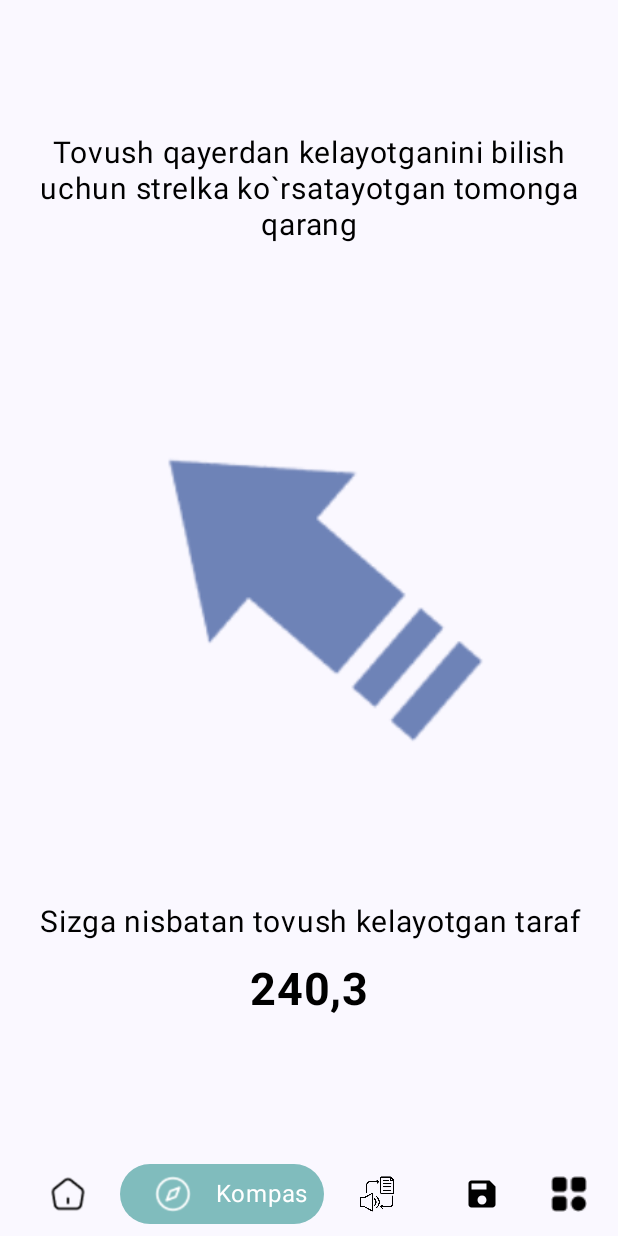
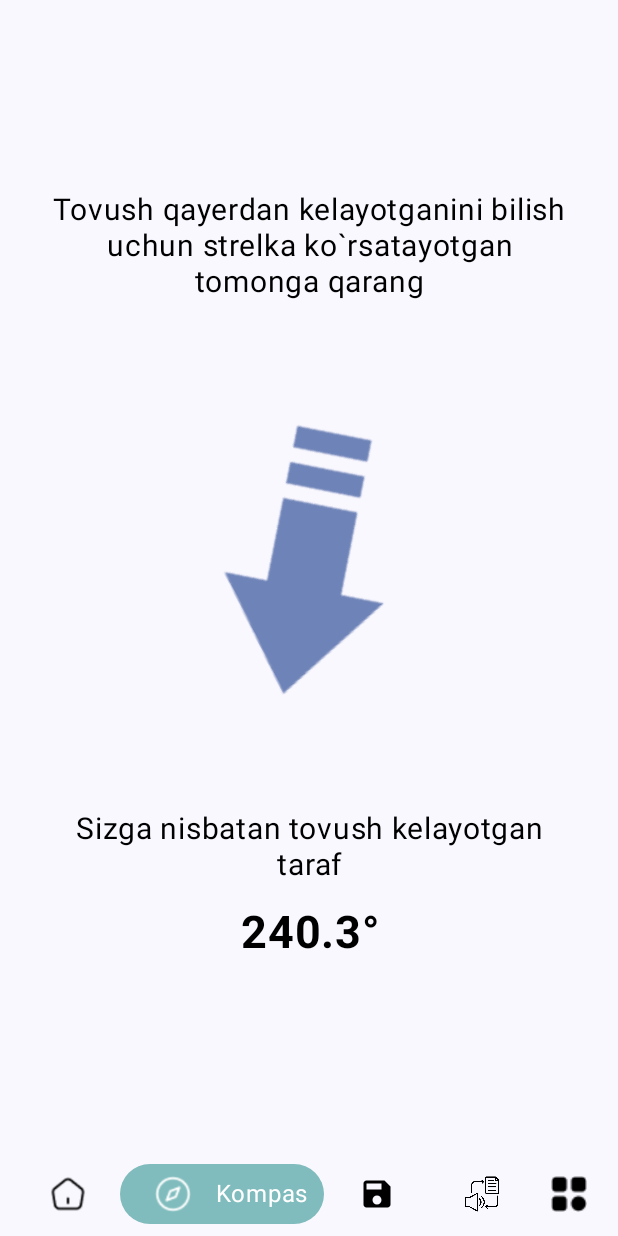
Before and after one commit to worldadiloffs/SOSopen, an Android app built with Jetpack Compose: the MainView screen opened through its navigation route, after a tap on "Kompas", on a phone screen of 412 x 824 dp. Run offline under Robolectric (Android 15) with nearby library versions, the phone set to English and light mode, and no system bars; 2 other taps on this screen came first.

Commit message:
last edit

```diff
--- a/app/src/main/AndroidManifest.xml
+++ b/app/src/main/AndroidManifest.xml
@@ -2,6 +2,9 @@
 <manifest xmlns:android="http://schemas.android.com/apk/res/android"
     xmlns:tools="http://schemas.android.com/tools">
     <uses-permission android:name="android.permission.RECORD_AUDIO" />
+    <uses-permission android:name="android.permission.ACCESS_FINE_LOCATION" />
+    <uses-feature android:name="android.hardware.sensor.accelerometer" />
+    <uses-feature android:name="android.hardware.sensor.compass" />
 
     <application
         android:allowBackup="true"
--- a/app/src/main/java/uz/itschool/sos/screens/compass/CompassView.kt
+++ b/app/src/main/java/uz/itschool/sos/screens/compass/CompassView.kt
@@ -2,9 +2,9 @@ package uz.itschool.sos.screens.compass
 
 import androidx.compose.runtime.Composable
 import androidx.navigation.NavController
-import uz.itschool.sos.screens.loc_arrow.ArrowLoc
+import uz.itschool.sos.screens.loc_arrow.LocArrowView
 
 @Composable
 fun CompassView(navController: NavController) {
-    ArrowLoc()
+    LocArrowView()
 }
--- /dev/null
+++ b/app/src/main/java/uz/itschool/sos/screens/loc_arrow/CompassSensorManager.kt
@@ -0,0 +1,53 @@
+package uz.itschool.sos.screens.loc_arrow
+
+import android.content.Context
+import android.hardware.Sensor
+import android.hardware.SensorEvent
+import android.hardware.SensorEventListener
+import android.hardware.SensorManager
+import androidx.lifecycle.LiveData
+import androidx.lifecycle.MutableLiveData
+
+class CompassSensorManager(context: Context) : SensorEventListener {
+    private val sensorManager = context.getSystemService(Context.SENSOR_SERVICE) as SensorManager
+    private val accelerometer = sensorManager.getDefaultSensor(Sensor.TYPE_ACCELEROMETER)
+    private val magnetometer = sensorManager.getDefaultSensor(Sensor.TYPE_MAGNETIC_FIELD)
+
+    private val _azimuth = MutableLiveData<Float>()
+    val azimuth: LiveData<Float> = _azimuth
+
+    private var gravity = FloatArray(3)
+    private var geomagnetic = FloatArray(3)
+    private val rotationMatrix = FloatArray(9)
+    private val orientation = FloatArray(3)
+
+    fun start() {
+        sensorManager.registerListener(this, accelerometer, SensorManager.SENSOR_DELAY_UI)
+        sensorManager.registerListener(this, magnetometer, SensorManager.SENSOR_DELAY_UI)
+    }
+
+    fun stop() {
+        sensorManager.unregisterListener(this)
+    }
+
+    override fun onSensorChanged(event: SensorEvent) {
+        when (event.sensor.type) {
+            Sensor.TYPE_ACCELEROMETER -> gravity = event.values.clone()
+            Sensor.TYPE_MAGNETIC_FIELD -> geomagnetic = event.values.clone()
+        }
+
+        if (gravity != null && geomagnetic != null) {
+            val success = SensorManager.getRotationMatrix(
+                rotationMatrix, null, gravity, geomagnetic
+            )
+            if (success) {
+                SensorManager.getOrientation(rotationMatrix, orientation)
+                val azimuthInRadians = orientation[0]
+                val azimuthInDegrees = Math.toDegrees(azimuthInRadians.toDouble()).toFloat()
+                _azimuth.postValue(azimuthInDegrees)
+            }
+        }
+    }
+
+    override fun onAccuracyChanged(sensor: Sensor?, accuracy: Int) {}
+}
--- /dev/null
+++ b/app/src/main/java/uz/itschool/sos/screens/loc_arrow/CompassViewModel.kt
@@ -0,0 +1,49 @@
+package uz.itschool.sos.screens.loc_arrow
+
+import android.content.Context
+import androidx.lifecycle.ViewModel
+import androidx.lifecycle.ViewModelProvider
+import androidx.lifecycle.viewModelScope
+import kotlinx.coroutines.flow.MutableStateFlow
+import kotlinx.coroutines.flow.StateFlow
+import kotlinx.coroutines.launch
+import uz.itschool.sos.screens.loc_arrow.CompassSensorManager
+
+class CompassViewModel(context: Context) : ViewModel() {
+    private val compassManager = CompassSensorManager(context)
+
+    private val _azimuth = MutableStateFlow(0f)
+    val azimuth: StateFlow<Float> = _azimuth
+
+    private val _soundDirection = MutableStateFlow(240.3f)
+    val soundDirection: StateFlow<Float> = _soundDirection
+
+    init {
+        compassManager.start()
+        viewModelScope.launch {
+            compassManager.azimuth.observeForever { azimuth ->
+                _azimuth.value = azimuth
+            }
+        }
+    }
+
+    fun updateSoundDirection(direction: Float) {
+        _soundDirection.value = direction
+    }
+
+    override fun onCleared() {
+        super.onCleared()
+        compassManager.stop()
+    }
+
+    companion object {
+        fun provideFactory(context: Context): ViewModelProvider.Factory {
+            return object : ViewModelProvider.Factory {
+                @Suppress("UNCHECKED_CAST")
+                override fun <T : ViewModel> create(modelClass: Class<T>): T {
+                    return CompassViewModel(context) as T
+                }
+            }
+        }
+    }
+}
--- a/app/src/main/java/uz/itschool/sos/screens/loc_arrow/LocArrowView.kt
+++ b/app/src/main/java/uz/itschool/sos/screens/loc_arrow/LocArrowView.kt
@@ -1,72 +1,83 @@
 package uz.itschool.sos.screens.loc_arrow
 
 import androidx.compose.foundation.Image
-import androidx.compose.foundation.layout.Arrangement
-import androidx.compose.foundation.layout.Box
-import androidx.compose.foundation.layout.Column
-import androidx.compose.foundation.layout.Spacer
-import androidx.compose.foundation.layout.fillMaxSize
-import androidx.compose.foundation.layout.fillMaxWidth
-import androidx.compose.foundation.layout.height
-import androidx.compose.foundation.layout.padding
-import androidx.compose.foundation.layout.size
+import androidx.compose.foundation.layout.*
 import androidx.compose.material3.Text
-import androidx.compose.runtime.Composable
+import androidx.compose.runtime.*
 import androidx.compose.ui.Alignment
 import androidx.compose.ui.Modifier
+import androidx.compose.ui.draw.rotate
 import androidx.compose.ui.graphics.Color
-import androidx.compose.ui.layout.ContentScale
+import androidx.compose.ui.platform.LocalContext
 import androidx.compose.ui.res.painterResource
 import androidx.compose.ui.text.font.FontWeight
 import androidx.compose.ui.text.style.TextAlign
 import androidx.compose.ui.unit.dp
 import androidx.compose.ui.unit.sp
+import androidx.lifecycle.viewmodel.compose.viewModel
 import uz.itschool.sos.R
+import uz.itschool.sos.screens.loc_arrow.CompassViewModel
 
 @Composable
-fun ArrowLoc() {
-    Box(Modifier.fillMaxSize(), Alignment.Center) {
-        Column() {
+fun LocArrowView() {
+    val context = LocalContext.current
+    val viewModel: CompassViewModel = viewModel(
+        factory = CompassViewModel.provideFactory(context)
+    )
+    val azimuth by viewModel.azimuth.collectAsState()
+    val soundDirection by viewModel.soundDirection.collectAsState()
+
+    val arrowRotation by remember(azimuth, soundDirection) {
+        derivedStateOf { (azimuth - soundDirection) % 360 }
+    }
+
+    Box(
+        modifier = Modifier.fillMaxSize(),
+        contentAlignment = Alignment.Center
+    ) {
+        Column(
+            horizontalAlignment = Alignment.CenterHorizontally,
+            verticalArrangement = Arrangement.Center,
+            modifier = Modifier.padding(16.dp)
+        ) {
             Text(
                 text = "Tovush qayerdan kelayotganini bilish uchun strelka ko`rsatayotgan tomonga qarang",
-                modifier = Modifier
-                    .padding(horizontal = 16.dp)
-                    .align(Alignment.CenterHorizontally),
+                modifier = Modifier.padding(horizontal = 16.dp),
                 fontSize = 20.sp,
                 textAlign = TextAlign.Center,
-                color = Color.Black.copy(alpha = 1f)
+                color = Color.Black
             )
+
             Spacer(modifier = Modifier.height(25.dp))
+
             Image(
                 painter = painterResource(id = R.drawable.arrow_img),
-                contentDescription = "",
+                contentDescription = "Sound direction arrow",
                 modifier = Modifier
-                    .size(400.dp)
-                    .fillMaxWidth()
+                    .size(300.dp)
+                    .rotate(-arrowRotation)
                     .padding(20.dp)
-                    .align(Alignment.CenterHorizontally),
-                contentScale = ContentScale.Fit,
             )
+
             Spacer(modifier = Modifier.height(15.dp))
+
             Text(
                 text = "Sizga nisbatan tovush kelayotgan taraf",
-                modifier = Modifier
-                    .padding(horizontal = 16.dp)
-                    .align(Alignment.CenterHorizontally),
+                modifier = Modifier.padding(horizontal = 16.dp),
                 fontSize = 20.sp,
                 textAlign = TextAlign.Center,
-                color = Color.Black.copy(alpha = 1f)
+                color = Color.Black
             )
+
             Spacer(modifier = Modifier.height(15.dp))
+
             Text(
-                text = "240,3",
-                modifier = Modifier
-                    .padding(horizontal = 16.dp)
-                    .align(Alignment.CenterHorizontally),
+                text = "%.1f°".format(soundDirection),
+                modifier = Modifier.padding(horizontal = 16.dp),
                 fontSize = 30.sp,
                 fontWeight = FontWeight.Bold,
                 textAlign = TextAlign.Center,
-                color = Color.Black.copy(alpha = 1f)
+                color = Color.Black
             )
         }
     }
--- a/app/src/main/java/uz/itschool/sos/screens/main/BottomBar.kt
+++ b/app/src/main/java/uz/itschool/sos/screens/main/BottomBar.kt
@@ -33,7 +33,7 @@ import uz.itschool.sos.ui.theme.NavBar_Selected
 
 @Composable
 fun BottomBar(bottomNavController: NavController){
-    val screens = listOf<BottomBarScreens>(BottomBarScreens.Home, BottomBarScreens.Compass, BottomBarScreens.TextSpeech, BottomBarScreens.Saved, BottomBarScreens.Settings)
+    val screens = listOf<BottomBarScreens>(BottomBarScreens.Home, BottomBarScreens.Compass, BottomBarScreens.Saved, BottomBarScreens.TextSpeech, BottomBarScreens.Settings)
     val navStackBackEntry by bottomNavController.currentBackStackEntryAsState()
     val currentDestination = navStackBackEntry?.destination
 
```
Also changed, not shown: app/src/main/java/uz/itschool/sos/screens/Saved/AudioPlayerViewModel.kt (added, +92 -0 lines), app/src/main/java/uz/itschool/sos/screens/Saved/SaveView.kt (+149 -6 lines).
